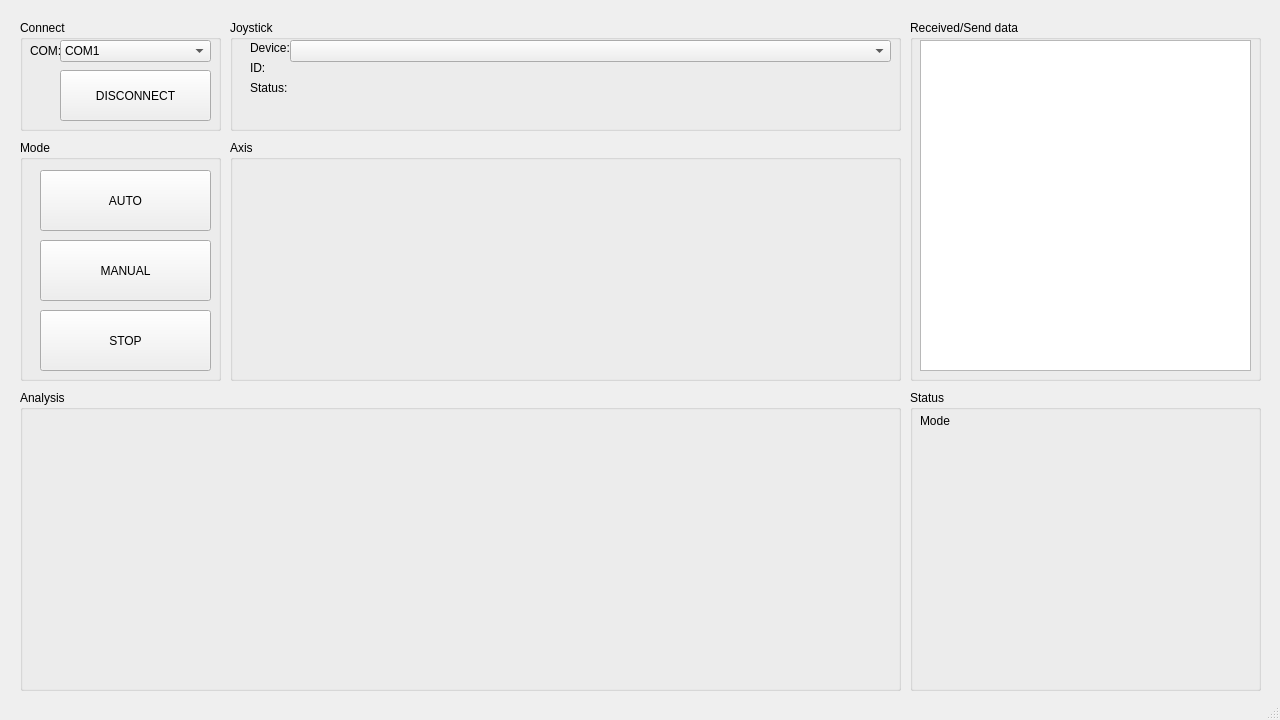
Before: the Qt Designer form GUI/MK1.ui in nhatmicls/ManualControl, drawn with Qt 5.
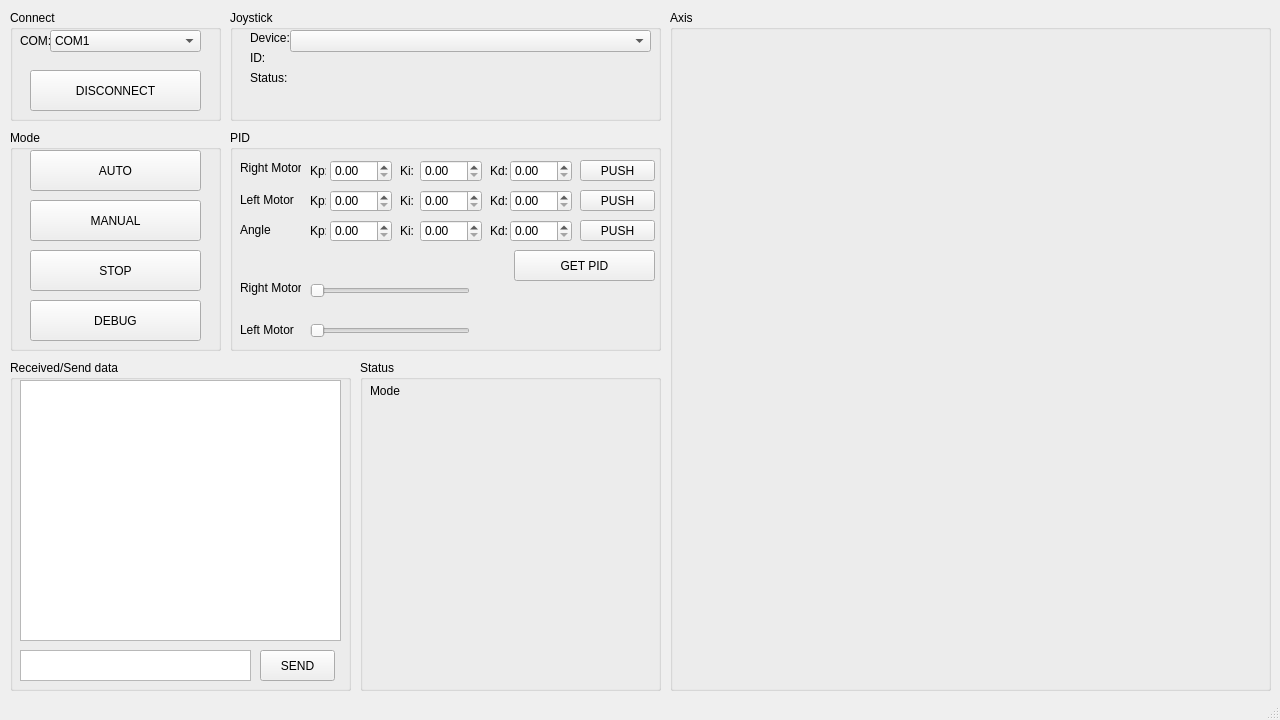
After: the same form once the commit is applied. Icons and pictures are not drawn. Custom widgets are drawn as their Qt base class.

Commit message: [Micls] Update Gui (not function)

Patch:
```diff
--- a/GUI/MK1.ui
+++ b/GUI/MK1.ui
@@ -42,9 +42,9 @@
    <widget class="QGroupBox" name="groupBox">
     <property name="geometry">
      <rect>
-      <x>20</x>
-      <y>20</y>
-      <width>201</width>
+      <x>10</x>
+      <y>10</y>
+      <width>211</width>
       <height>111</height>
      </rect>
     </property>
@@ -120,10 +120,10 @@
     <widget class="QPushButton" name="connect">
      <property name="geometry">
       <rect>
-       <x>40</x>
-       <y>50</y>
-       <width>151</width>
-       <height>51</height>
+       <x>20</x>
+       <y>60</y>
+       <width>171</width>
+       <height>41</height>
       </rect>
      </property>
      <property name="text">
@@ -148,8 +148,8 @@
     <property name="geometry">
      <rect>
       <x>230</x>
-      <y>20</y>
-      <width>671</width>
+      <y>10</y>
+      <width>431</width>
       <height>111</height>
      </rect>
     </property>
@@ -187,7 +187,7 @@
       <rect>
        <x>60</x>
        <y>40</y>
-       <width>601</width>
+       <width>361</width>
        <height>16</height>
       </rect>
      </property>
@@ -213,7 +213,7 @@
       <rect>
        <x>60</x>
        <y>60</y>
-       <width>601</width>
+       <width>361</width>
        <height>16</height>
       </rect>
      </property>
@@ -226,7 +226,7 @@
       <rect>
        <x>60</x>
        <y>20</y>
-       <width>601</width>
+       <width>361</width>
        <height>22</height>
       </rect>
      </property>
@@ -235,10 +235,10 @@
    <widget class="QGroupBox" name="groupBox_3">
     <property name="geometry">
      <rect>
-      <x>20</x>
-      <y>140</y>
-      <width>201</width>
-      <height>241</height>
+      <x>10</x>
+      <y>130</y>
+      <width>211</width>
+      <height>221</height>
      </rect>
     </property>
     <property name="title">
@@ -248,9 +248,9 @@
      <property name="geometry">
       <rect>
        <x>20</x>
-       <y>30</y>
+       <y>20</y>
        <width>171</width>
-       <height>61</height>
+       <height>41</height>
       </rect>
      </property>
      <property name="text">
@@ -261,9 +261,9 @@
      <property name="geometry">
       <rect>
        <x>20</x>
-       <y>100</y>
+       <y>70</y>
        <width>171</width>
-       <height>61</height>
+       <height>41</height>
       </rect>
      </property>
      <property name="text">
@@ -274,23 +274,36 @@
      <property name="geometry">
       <rect>
        <x>20</x>
-       <y>170</y>
+       <y>120</y>
        <width>171</width>
-       <height>61</height>
+       <height>41</height>
       </rect>
      </property>
      <property name="text">
       <string>STOP</string>
      </property>
     </widget>
+    <widget class="QPushButton" name="debug">
+     <property name="geometry">
+      <rect>
+       <x>20</x>
+       <y>170</y>
+       <width>171</width>
+       <height>41</height>
+      </rect>
+     </property>
+     <property name="text">
+      <string>DEBUG</string>
+     </property>
+    </widget>
    </widget>
    <widget class="QGroupBox" name="groupBox_4">
     <property name="geometry">
      <rect>
-      <x>910</x>
-      <y>20</y>
-      <width>351</width>
-      <height>361</height>
+      <x>10</x>
+      <y>360</y>
+      <width>341</width>
+      <height>331</height>
      </rect>
     </property>
     <property name="title">
@@ -304,8 +317,8 @@
       <rect>
        <x>10</x>
        <y>20</y>
-       <width>331</width>
-       <height>331</height>
+       <width>321</width>
+       <height>261</height>
       </rect>
      </property>
      <property name="sizePolicy">
@@ -322,14 +335,37 @@
 &lt;p style=&quot;-qt-paragraph-type:empty; margin-top:0px; margin-bottom:0px; margin-left:0px; margin-right:0px; -qt-block-indent:0; text-indent:0px;&quot;&gt;&lt;br /&gt;&lt;/p&gt;&lt;/body&gt;&lt;/html&gt;</string>
      </property>
     </widget>
+    <widget class="QTextEdit" name="testsend">
+     <property name="geometry">
+      <rect>
+       <x>10</x>
+       <y>290</y>
+       <width>231</width>
+       <height>31</height>
+      </rect>
+     </property>
+    </widget>
+    <widget class="QPushButton" name="send">
+     <property name="geometry">
+      <rect>
+       <x>250</x>
+       <y>290</y>
+       <width>75</width>
+       <height>31</height>
+      </rect>
+     </property>
+     <property name="text">
+      <string>SEND</string>
+     </property>
+    </widget>
    </widget>
    <widget class="QGroupBox" name="gr_axis">
     <property name="geometry">
      <rect>
-      <x>230</x>
-      <y>140</y>
-      <width>671</width>
-      <height>241</height>
+      <x>670</x>
+      <y>10</y>
+      <width>601</width>
+      <height>681</height>
      </rect>
     </property>
     <property name="title">
@@ -340,7 +376,7 @@
       <rect>
        <x>10</x>
        <y>20</y>
-       <width>151</width>
+       <width>281</width>
        <height>211</height>
       </rect>
      </property>
@@ -354,9 +390,9 @@
     <widget class="PlotWidget" name="yaxis" native="true">
      <property name="geometry">
       <rect>
-       <x>170</x>
+       <x>310</x>
        <y>20</y>
-       <width>151</width>
+       <width>281</width>
        <height>211</height>
       </rect>
      </property>
@@ -370,10 +406,10 @@
     <widget class="PlotWidget" name="xaxis_1" native="true">
      <property name="geometry">
       <rect>
-       <x>350</x>
-       <y>20</y>
-       <width>151</width>
-       <height>211</height>
+       <x>310</x>
+       <y>250</y>
+       <width>281</width>
+       <height>201</height>
       </rect>
      </property>
      <property name="sizePolicy">
@@ -386,10 +422,42 @@
     <widget class="PlotWidget" name="yaxis_1" native="true">
      <property name="geometry">
       <rect>
-       <x>510</x>
-       <y>20</y>
-       <width>151</width>
-       <height>211</height>
+       <x>10</x>
+       <y>250</y>
+       <width>281</width>
+       <height>201</height>
+      </rect>
+     </property>
+     <property name="sizePolicy">
+      <sizepolicy hsizetype="Fixed" vsizetype="Fixed">
+       <horstretch>0</horstretch>
+       <verstretch>0</verstretch>
+      </sizepolicy>
+     </property>
+    </widget>
+    <widget class="PlotWidget" name="general" native="true">
+     <property name="geometry">
+      <rect>
+       <x>10</x>
+       <y>470</y>
+       <width>281</width>
+       <height>201</height>
+      </rect>
+     </property>
+     <property name="sizePolicy">
+      <sizepolicy hsizetype="Fixed" vsizetype="Fixed">
+       <horstretch>0</horstretch>
+       <verstretch>0</verstretch>
+      </sizepolicy>
+     </property>
+    </widget>
+    <widget class="PlotWidget" name="general_2" native="true">
+     <property name="geometry">
+      <rect>
+       <x>310</x>
+       <y>470</y>
+       <width>281</width>
+       <height>201</height>
       </rect>
      </property>
      <property name="sizePolicy">
@@ -403,23 +471,406 @@
    <widget class="QGroupBox" name="groupBox_6">
     <property name="geometry">
      <rect>
-      <x>20</x>
-      <y>390</y>
-      <width>881</width>
-      <height>301</height>
+      <x>230</x>
+      <y>130</y>
+      <width>431</width>
+      <height>221</height>
      </rect>
     </property>
     <property name="title">
-     <string>Analysis</string>
+     <string>PID</string>
     </property>
+    <widget class="QPushButton" name="pushpid">
+     <property name="geometry">
+      <rect>
+       <x>350</x>
+       <y>30</y>
+       <width>75</width>
+       <height>21</height>
+      </rect>
+     </property>
+     <property name="text">
+      <string>PUSH</string>
+     </property>
+    </widget>
+    <widget class="QLabel" name="label_6">
+     <property name="geometry">
+      <rect>
+       <x>80</x>
+       <y>30</y>
+       <width>16</width>
+       <height>21</height>
+      </rect>
+     </property>
+     <property name="text">
+      <string>Kp:</string>
+     </property>
+    </widget>
+    <widget class="QLabel" name="label_8">
+     <property name="geometry">
+      <rect>
+       <x>170</x>
+       <y>30</y>
+       <width>16</width>
+       <height>21</height>
+      </rect>
+     </property>
+     <property name="text">
+      <string>Ki:</string>
+     </property>
+    </widget>
+    <widget class="QLabel" name="label_7">
+     <property name="geometry">
+      <rect>
+       <x>260</x>
+       <y>30</y>
+       <width>21</width>
+       <height>21</height>
+      </rect>
+     </property>
+     <property name="text">
+      <string>Kd:</string>
+     </property>
+    </widget>
+    <widget class="QDoubleSpinBox" name="kp">
+     <property name="geometry">
+      <rect>
+       <x>100</x>
+       <y>30</y>
+       <width>62</width>
+       <height>22</height>
+      </rect>
+     </property>
+     <property name="maximum">
+      <double>10000.000000000000000</double>
+     </property>
+    </widget>
+    <widget class="QDoubleSpinBox" name="ki">
+     <property name="geometry">
+      <rect>
+       <x>190</x>
+       <y>30</y>
+       <width>62</width>
+       <height>22</height>
+      </rect>
+     </property>
+     <property name="maximum">
+      <double>10000.000000000000000</double>
+     </property>
+    </widget>
+    <widget class="QDoubleSpinBox" name="kd">
+     <property name="geometry">
+      <rect>
+       <x>280</x>
+       <y>30</y>
+       <width>62</width>
+       <height>22</height>
+      </rect>
+     </property>
+     <property name="maximum">
+      <double>10000.000000000000000</double>
+     </property>
+    </widget>
+    <widget class="QLabel" name="label_11">
+     <property name="geometry">
+      <rect>
+       <x>170</x>
+       <y>60</y>
+       <width>16</width>
+       <height>21</height>
+      </rect>
+     </property>
+     <property name="text">
+      <string>Ki:</string>
+     </property>
+    </widget>
+    <widget class="QPushButton" name="pushpid_1">
+     <property name="geometry">
+      <rect>
+       <x>350</x>
+       <y>60</y>
+       <width>75</width>
+       <height>21</height>
+      </rect>
+     </property>
+     <property name="text">
+      <string>PUSH</string>
+     </property>
+    </widget>
+    <widget class="QLabel" name="label_10">
+     <property name="geometry">
+      <rect>
+       <x>260</x>
+       <y>60</y>
+       <width>21</width>
+       <height>21</height>
+      </rect>
+     </property>
+     <property name="text">
+      <string>Kd:</string>
+     </property>
+    </widget>
+    <widget class="QDoubleSpinBox" name="kp_1">
+     <property name="geometry">
+      <rect>
+       <x>100</x>
+       <y>60</y>
+       <width>62</width>
+       <height>22</height>
+      </rect>
+     </property>
+     <property name="maximum">
+      <double>10000.000000000000000</double>
+     </property>
+    </widget>
+    <widget class="QDoubleSpinBox" name="ki_1">
+     <property name="geometry">
+      <rect>
+       <x>190</x>
+       <y>60</y>
+       <width>62</width>
+       <height>22</height>
+      </rect>
+     </property>
+     <property name="maximum">
+      <double>10000.000000000000000</double>
+     </property>
+    </widget>
+    <widget class="QLabel" name="label_9">
+     <property name="geometry">
+      <rect>
+       <x>80</x>
+       <y>60</y>
+       <width>16</width>
+       <height>21</height>
+      </rect>
+     </property>
+     <property name="text">
+      <string>Kp:</string>
+     </property>
+    </widget>
+    <widget class="QDoubleSpinBox" name="kd_1">
+     <property name="geometry">
+      <rect>
+       <x>280</x>
+       <y>60</y>
+       <width>62</width>
+       <height>22</height>
+      </rect>
+     </property>
+     <property name="maximum">
+      <double>10000.000000000000000</double>
+     </property>
+    </widget>
+    <widget class="QLabel" name="label_12">
+     <property name="geometry">
+      <rect>
+       <x>170</x>
+       <y>90</y>
+       <width>16</width>
+       <height>21</height>
+      </rect>
+     </property>
+     <property name="text">
+      <string>Ki:</string>
+     </property>
+    </widget>
+    <widget class="QPushButton" name="pushpid_2">
+     <property name="geometry">
+      <rect>
+       <x>350</x>
+       <y>90</y>
+       <width>75</width>
+       <height>21</height>
+      </rect>
+     </property>
+     <property name="text">
+      <string>PUSH</string>
+     </property>
+    </widget>
+    <widget class="QLabel" name="label_13">
+     <property name="geometry">
+      <rect>
+       <x>260</x>
+       <y>90</y>
+       <width>21</width>
+       <height>21</height>
+      </rect>
+     </property>
+     <property name="text">
+      <string>Kd:</string>
+     </property>
+    </widget>
+    <widget class="QDoubleSpinBox" name="kp_2">
+     <property name="geometry">
+      <rect>
+       <x>100</x>
+       <y>90</y>
+       <width>62</width>
+       <height>22</height>
+      </rect>
+     </property>
+     <property name="maximum">
+      <double>10000.000000000000000</double>
+     </property>
+    </widget>
+    <widget class="QDoubleSpinBox" name="ki_2">
+     <property name="geometry">
+      <rect>
+       <x>190</x>
+       <y>90</y>
+       <width>62</width>
+       <height>22</height>
+      </rect>
+     </property>
+     <property name="maximum">
+      <double>10000.000000000000000</double>
+     </property>
+    </widget>
+    <widget class="QLabel" name="label_14">
+     <property name="geometry">
+      <rect>
+       <x>80</x>
+       <y>90</y>
+       <width>16</width>
+       <height>21</height>
+      </rect>
+     </property>
+     <property name="text">
+      <string>Kp:</string>
+     </property>
+    </widget>
+    <widget class="QDoubleSpinBox" name="kd_2">
+     <property name="geometry">
+      <rect>
+       <x>280</x>
+       <y>90</y>
+       <width>62</width>
+       <height>22</height>
+      </rect>
+     </property>
+     <property name="maximum">
+      <double>10000.000000000000000</double>
+     </property>
+    </widget>
+    <widget class="QLabel" name="label_15">
+     <property name="geometry">
+      <rect>
+       <x>10</x>
+       <y>30</y>
+       <width>61</width>
+       <height>16</height>
+      </rect>
+     </property>
+     <property name="text">
+      <string>Right Motor</string>
+     </property>
+    </widget>
+    <widget class="QLabel" name="label_16">
+     <property name="geometry">
+      <rect>
+       <x>10</x>
+       <y>60</y>
+       <width>61</width>
+       <height>20</height>
+      </rect>
+     </property>
+     <property name="text">
+      <string>Left Motor</string>
+     </property>
+    </widget>
+    <widget class="QLabel" name="label_17">
+     <property name="geometry">
+      <rect>
+       <x>10</x>
+       <y>90</y>
+       <width>47</width>
+       <height>20</height>
+      </rect>
+     </property>
+     <property name="text">
+      <string>Angle</string>
+     </property>
+    </widget>
+    <widget class="QPushButton" name="getoldpid">
+     <property name="geometry">
+      <rect>
+       <x>284</x>
+       <y>120</y>
+       <width>141</width>
+       <height>31</height>
+      </rect>
+     </property>
+     <property name="text">
+      <string>GET PID</string>
+     </property>
+    </widget>
+    <widget class="QSlider" name="rightspeed">
+     <property name="geometry">
+      <rect>
+       <x>80</x>
+       <y>150</y>
+       <width>160</width>
+       <height>22</height>
+      </rect>
+     </property>
+     <property name="maximum">
+      <number>100</number>
+     </property>
+     <property name="orientation">
+      <enum>Qt::Horizontal</enum>
+     </property>
+    </widget>
+    <widget class="QSlider" name="leftspeed">
+     <property name="geometry">
+      <rect>
+       <x>80</x>
+       <y>190</y>
+       <width>160</width>
+       <height>22</height>
+      </rect>
+     </property>
+     <property name="maximum">
+      <number>100</number>
+     </property>
+     <property name="orientation">
+      <enum>Qt::Horizontal</enum>
+     </property>
+    </widget>
+    <widget class="QLabel" name="label_30">
+     <property name="geometry">
+      <rect>
+       <x>10</x>
+       <y>150</y>
+       <width>61</width>
+       <height>16</height>
+      </rect>
+     </property>
+     <property name="text">
+      <string>Right Motor</string>
+     </property>
+    </widget>
+    <widget class="QLabel" name="label_31">
+     <property name="geometry">
+      <rect>
+       <x>10</x>
+       <y>190</y>
+       <width>61</width>
+       <height>20</height>
+      </rect>
+     </property>
+     <property name="text">
+      <string>Left Motor</string>
+     </property>
+    </widget>
    </widget>
    <widget class="QGroupBox" name="groupBox_7">
     <property name="geometry">
      <rect>
-      <x>910</x>
-      <y>390</y>
-      <width>351</width>
-      <height>301</height>
+      <x>360</x>
+      <y>360</y>
+      <width>301</width>
+      <height>331</height>
      </rect>
     </property>
     <property name="title">
```
Left out of the diff: 28 changed lines with no effect on the pictures. The commit also changes 2 other files.
